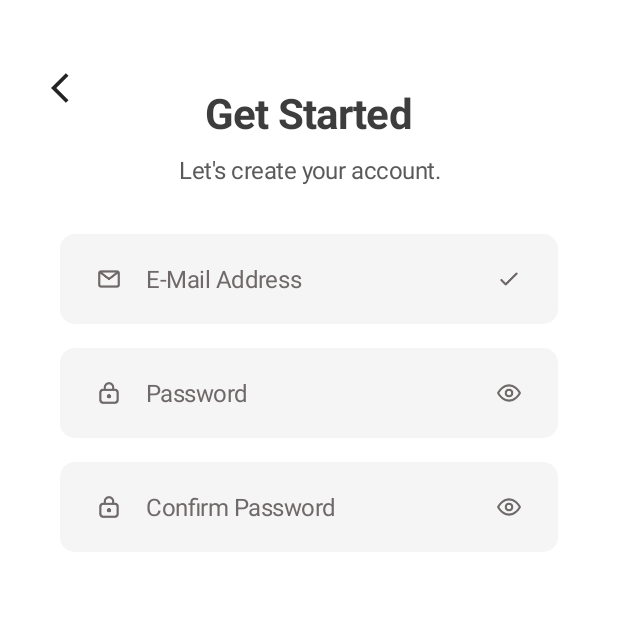
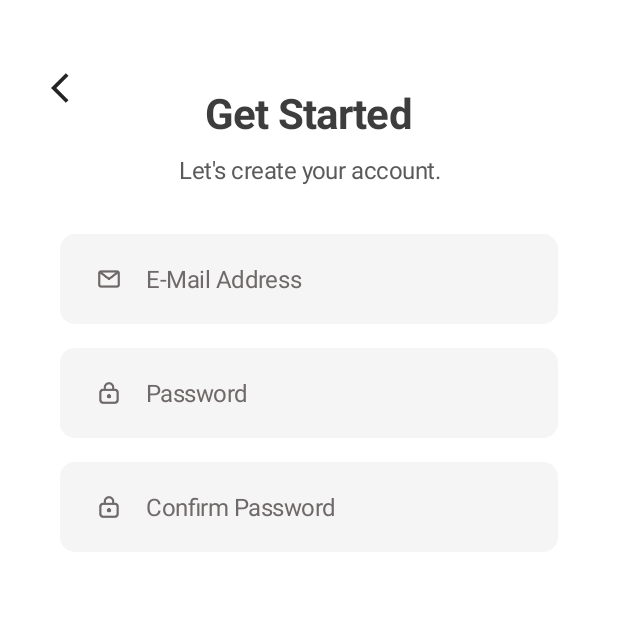
Before and after one commit to kaanf/task-app, an Android app: the RegisterFragment screen opened through its navigation route, on a phone screen of 412 x 824 dp, the top half of it. Run offline under Robolectric (Android 15) with nearby library versions, the phone set to English and light mode, and no system bars; our stand-ins replace Firebase (no records; nobody signed in at launch, a user with empty details on screens opened directly).

Commit message:
login & register drawable updates

```diff
--- a/app/src/main/res/layout-v23/fragment_login.xml
+++ b/app/src/main/res/layout-v23/fragment_login.xml
@@ -63,7 +63,6 @@
                 android:layout_marginTop="30dp"
                 android:layout_marginRight="20dp"
                 android:drawableStart="@drawable/email_ic"
-                android:drawableEnd="@drawable/check_ic"
                 android:drawablePadding="20dp"
                 android:drawableTint="#6F6969"
                 android:background="@drawable/edit_text_background"
@@ -89,7 +88,6 @@
                 android:background="@drawable/edit_text_background"
                 android:layout_marginRight="20dp"
                 android:drawableStart="@drawable/password_ic"
-                android:drawableEnd="@drawable/eye_ic"
                 android:drawablePadding="20dp"
                 android:drawableTint="#6F6969"
                 android:hint="@string/password"
--- a/app/src/main/res/layout-v23/fragment_register.xml
+++ b/app/src/main/res/layout-v23/fragment_register.xml
@@ -82,7 +82,6 @@
                 android:layout_marginRight="@dimen/normal_margin"
                 android:background="@drawable/edit_text_background"
                 android:drawableStart="@drawable/email_ic"
-                android:drawableEnd="@drawable/check_ic"
                 android:drawablePadding="@dimen/normal_padding"
                 android:drawableTint="@color/form"
                 android:hint="@string/e_mail_address"
@@ -107,7 +106,6 @@
                 android:layout_marginRight="@dimen/normal_margin"
                 android:background="@drawable/edit_text_background"
                 android:drawableStart="@drawable/password_ic"
-                android:drawableEnd="@drawable/eye_ic"
                 android:drawablePadding="@dimen/normal_padding"
                 android:drawableTint="@color/form"
                 android:hint="@string/password"
@@ -132,7 +130,6 @@
                 android:layout_marginRight="@dimen/normal_margin"
                 android:background="@drawable/edit_text_background"
                 android:drawableStart="@drawable/password_ic"
-                android:drawableEnd="@drawable/eye_ic"
                 android:drawablePadding="@dimen/normal_padding"
                 android:drawableTint="@color/form"
                 android:hint="@string/confirm_password"
--- a/app/src/main/res/layout/fragment_login.xml
+++ b/app/src/main/res/layout/fragment_login.xml
@@ -63,7 +63,6 @@
                 android:layout_marginRight="@dimen/normal_margin"
                 android:background="@drawable/edit_text_background"
                 android:drawableStart="@drawable/email_ic"
-                android:drawableEnd="@drawable/check_ic"
                 android:drawablePadding="@dimen/normal_padding"
                 android:drawableTint="@color/form"
                 android:hint="@string/e_mail_address"
@@ -88,7 +87,6 @@
                 android:layout_marginRight="@dimen/normal_margin"
                 android:background="@drawable/edit_text_background"
                 android:drawableStart="@drawable/password_ic"
-                android:drawableEnd="@drawable/eye_ic"
                 android:drawablePadding="@dimen/normal_padding"
                 android:drawableTint="@color/form"
                 android:hint="@string/password"
--- a/app/src/main/res/layout/fragment_register.xml
+++ b/app/src/main/res/layout/fragment_register.xml
@@ -82,7 +82,6 @@
                 android:layout_marginRight="@dimen/normal_margin"
                 android:background="@drawable/edit_text_background"
                 android:drawableStart="@drawable/email_ic"
-                android:drawableEnd="@drawable/check_ic"
                 android:drawablePadding="@dimen/normal_padding"
                 android:drawableTint="@color/form"
                 android:hint="@string/e_mail_address"
@@ -107,7 +106,6 @@
                 android:layout_marginRight="@dimen/normal_margin"
                 android:background="@drawable/edit_text_background"
                 android:drawableStart="@drawable/password_ic"
-                android:drawableEnd="@drawable/eye_ic"
                 android:drawablePadding="@dimen/normal_padding"
                 android:drawableTint="@color/form"
                 android:hint="@string/password"
@@ -132,7 +130,6 @@
                 android:layout_marginRight="@dimen/normal_margin"
                 android:background="@drawable/edit_text_background"
                 android:drawableStart="@drawable/password_ic"
-                android:drawableEnd="@drawable/eye_ic"
                 android:drawablePadding="@dimen/normal_padding"
                 android:drawableTint="@color/form"
                 android:hint="@string/confirm_password"
```
